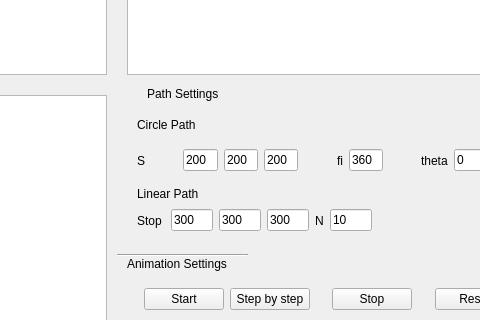
First picture: the form in widgetanimation.ui, repository justynak/ZBR, before the edit; both pictures show x 473 to 953 and y 235 to 555 of the 1200 by 700 pixel window.
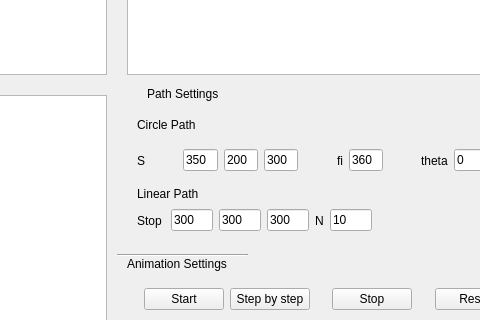
Second picture: the form after the edit.

Commit message: Start advances synchronously; default circle moved inside workspace

Diff of the .ui file:
```diff
--- a/widgetanimation.ui
+++ b/widgetanimation.ui
@@ -159,7 +159,7 @@
        </size>
       </property>
       <property name="text">
-       <string>200</string>
+       <string>350</string>
       </property>
      </widget>
     </item>
@@ -185,7 +185,7 @@
        </size>
       </property>
       <property name="text">
-       <string>200</string>
+       <string>300</string>
       </property>
      </widget>
     </item>
```
The commit also changes 2 other files.
